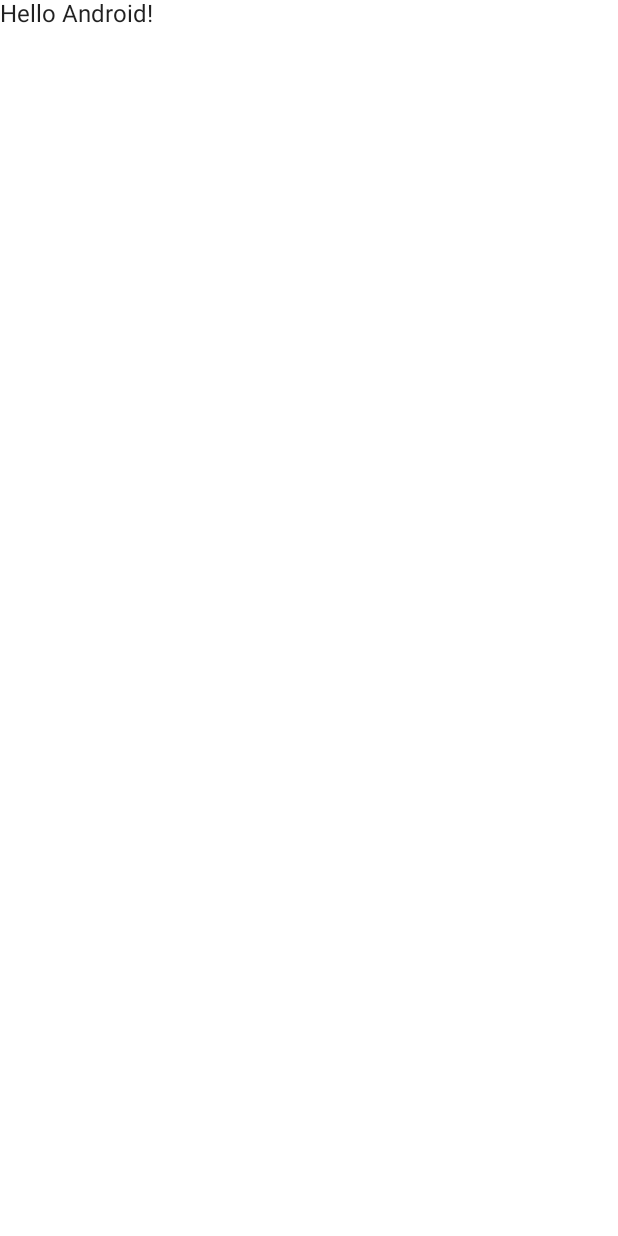
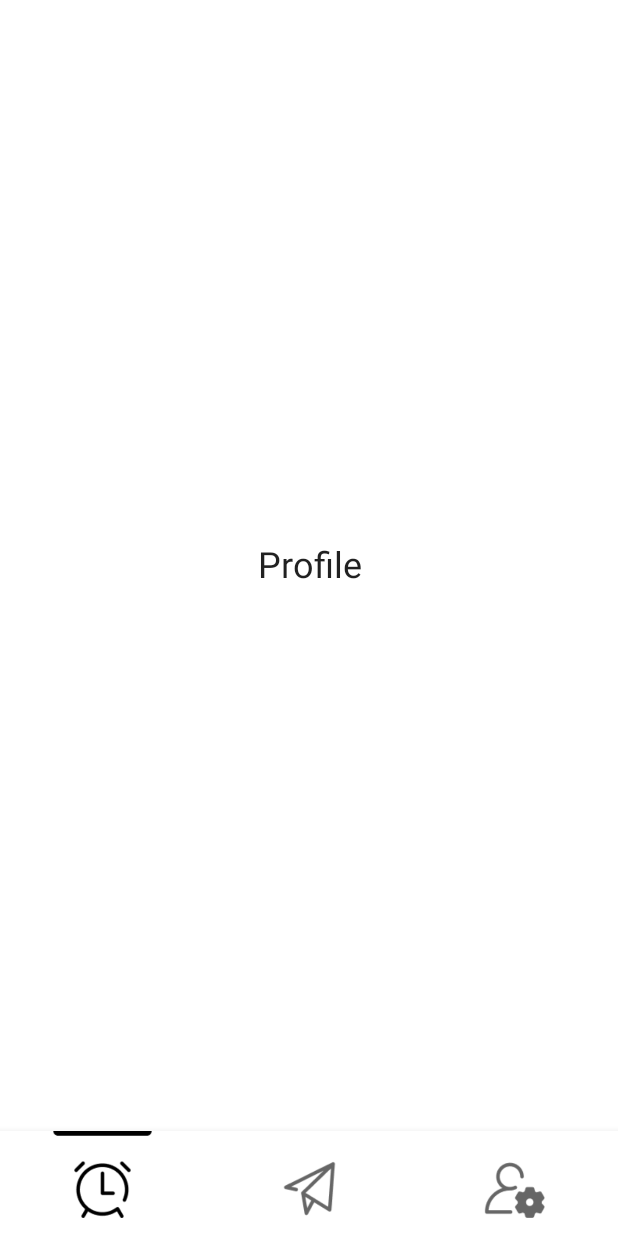
Before and after one commit to bentleypark/AlioUlio, an Android app built with Jetpack Compose: the screen it shows after launch (MainActivity), on a phone screen of 412 x 824 dp. Before the commit the screen is almost empty. Run offline under Robolectric (Android 15) with nearby library versions, the phone set to English and light mode, and no system bars.

Commit message:
bottom navigation 작업

```diff
--- a/app/src/main/java/com/alio/ulio/MainActivity.kt
+++ b/app/src/main/java/com/alio/ulio/MainActivity.kt
@@ -10,6 +10,7 @@ import androidx.compose.material.Text
 import androidx.compose.runtime.Composable
 import androidx.compose.ui.Modifier
 import androidx.compose.ui.tooling.preview.Preview
+import com.alio.ulio.ui.MainScreen
 import com.alio.ulio.ui.theme.AlioUlioTheme
 
 class MainActivity : ComponentActivity() {
@@ -18,8 +19,8 @@ class MainActivity : ComponentActivity() {
         setContent {
             AlioUlioTheme {
                 // A surface container using the 'background' color from the theme
-                Surface(modifier = Modifier.fillMaxSize(), color = MaterialTheme.colors.background) {
-                    Greeting("Android")
+                Surface(color = MaterialTheme.colors.background) {
+                    MainScreen()
                 }
             }
         }
@@ -35,6 +36,6 @@ fun Greeting(name: String) {
 @Composable
 fun DefaultPreview() {
     AlioUlioTheme {
-        Greeting("Android")
+        MainScreen()
     }
 }
--- /dev/null
+++ b/app/src/main/java/com/alio/ulio/ui/MainScreen.kt
@@ -0,0 +1,111 @@
+package com.alio.ulio.ui
+
+import androidx.compose.animation.Crossfade
+import androidx.compose.foundation.layout.*
+import androidx.compose.material.*
+import androidx.compose.runtime.Composable
+import androidx.compose.runtime.mutableStateOf
+import androidx.compose.runtime.remember
+import androidx.compose.ui.Alignment
+import androidx.compose.ui.Modifier
+import androidx.compose.ui.res.painterResource
+import androidx.compose.ui.text.style.TextAlign
+import androidx.compose.ui.tooling.preview.Preview
+import androidx.compose.ui.unit.dp
+import com.alio.ulio.R
+import com.alio.ulio.ui.component.bottomBarHeight
+import com.alio.ulio.ui.component.icon
+
+@Composable
+fun MainScreen() {
+    val sectionState = remember { mutableStateOf(BottomNavigationItem.Home) }
+
+    val navItems = BottomNavigationItem.values()
+        .toList()
+    Scaffold(
+        bottomBar = {
+            BottomBar(
+                items = navItems,
+                currentSection = sectionState.value,
+                onSectionSelected = { sectionState.value = it },
+            )
+        }) { innerPadding ->
+        val modifier = Modifier.padding(innerPadding)
+        Crossfade(
+            modifier = modifier,
+            targetState = sectionState.value
+        )
+        { section ->
+            when (section) {
+                BottomNavigationItem.Home -> Content(title = "Profile")
+                BottomNavigationItem.Alarm -> Content(title = "Profile")
+                BottomNavigationItem.Account -> Content(title = "Add Post options")
+            }
+        }
+    }
+}
+
+@Composable
+private fun BottomBar(
+    items: List<BottomNavigationItem>,
+    currentSection: BottomNavigationItem,
+    onSectionSelected: (BottomNavigationItem) -> Unit,
+) {
+    BottomNavigation(
+        modifier = Modifier.height(bottomBarHeight),
+        backgroundColor = MaterialTheme.colors.background,
+        contentColor = contentColorFor(MaterialTheme.colors.background)
+    ) {
+        items.forEach { section ->
+
+            val selected = section == currentSection
+
+            val iconRes = if (selected) section.selectedIcon else section.icon
+
+            BottomNavigationItem(
+                icon = {
+                    Icon(
+//                            ImageBitmap.imageResource(id = iconRes),
+                        painter = painterResource(id = iconRes),
+                        modifier = Modifier.icon(),
+                        contentDescription =  section.title
+                    )
+                },
+                selected = selected,
+                onClick = { onSectionSelected(section) },
+                alwaysShowLabel = true,
+                label = { Text(text = section.title) }
+            )
+        }
+    }
+}
+
+private enum class BottomNavigationItem(
+    val icon: Int,
+    val selectedIcon: Int,
+    val title: String
+) {
+    Home(R.drawable.ic_home_inactive, R.drawable.ic_home_active, "알람 목록"),
+    Alarm(R.drawable.ic_alarm_inactive, R.drawable.ic_alarm_active, "알람 보내기"),
+    Account(R.drawable.ic_account_inactive, R.drawable.ic_account_active, "계정 관리"),
+}
+
+@Composable
+private fun Content(title: String) {
+    Box(
+        modifier = Modifier.fillMaxSize(),
+        contentAlignment = Alignment.Center
+    ) {
+        Text(
+            text = title,
+            textAlign = TextAlign.Center,
+            style = MaterialTheme.typography.h5
+        )
+    }
+}
+
+@Preview(showBackground = true)
+@Composable
+fun BottomNavigationBarPreview() {
+
+}
--- /dev/null
+++ b/app/src/main/java/com/alio/ulio/ui/account/Account.kt
@@ -0,0 +1,7 @@
+package com.alio.ulio.ui.account
+
+import androidx.compose.runtime.Composable
+
+@Composable
+fun Account() {
+}
--- /dev/null
+++ b/app/src/main/java/com/alio/ulio/ui/alarm/Alarm.kt
@@ -0,0 +1,7 @@
+package com.alio.ulio.ui.alarm
+
+import androidx.compose.runtime.Composable
+
+@Composable
+fun Alarm() {
+}
--- /dev/null
+++ b/app/src/main/java/com/alio/ulio/ui/component/Config.kt
@@ -0,0 +1,17 @@
+package com.alio.ulio.ui.component
+
+import androidx.compose.foundation.layout.padding
+import androidx.compose.foundation.layout.size
+import androidx.compose.ui.Modifier
+import androidx.compose.ui.unit.dp
+
+val verticalPadding = 12.dp
+val horizontalPadding = 10.dp
+val bottomBarHeight = 70.dp
+
+fun Modifier.icon() = padding(bottom = 7.dp)
+
+fun Modifier.defaultPadding() = this.padding(
+    horizontal = horizontalPadding,
+    vertical = verticalPadding
+)
--- /dev/null
+++ b/app/src/main/java/com/alio/ulio/ui/home/Home.kt
@@ -0,0 +1,7 @@
+package com.alio.ulio.ui.home
+
+import androidx.compose.runtime.Composable
+
+@Composable
+fun Home() {
+}
--- a/buildSrc/src/main/java/com/alio/ulio/buildsrc/Dependencies.kt
+++ b/buildSrc/src/main/java/com/alio/ulio/buildsrc/Dependencies.kt
@@ -72,7 +72,7 @@ object Libs {
         }
 
         object Navigation {
-            const val navigationCompose = "androidx.navigation:navigation-compose:2.4.0-beta01"
+            const val navigationCompose = "androidx.navigation:navigation-compose:2.4.0-beta02"
         }
 
         object ConstraintLayout {
```
Also changed, not shown: app/src/main/res/drawable/ic_account_active.png (added), app/src/main/res/drawable/ic_account_inactive.png (added), app/src/main/res/drawable/ic_alarm_active.png (added), app/src/main/res/drawable/ic_alarm_inactive.png (added), app/src/main/res/drawable/ic_home_active.png (added), app/src/main/res/drawable/ic_home_inactive.png (added), 7 other files.
